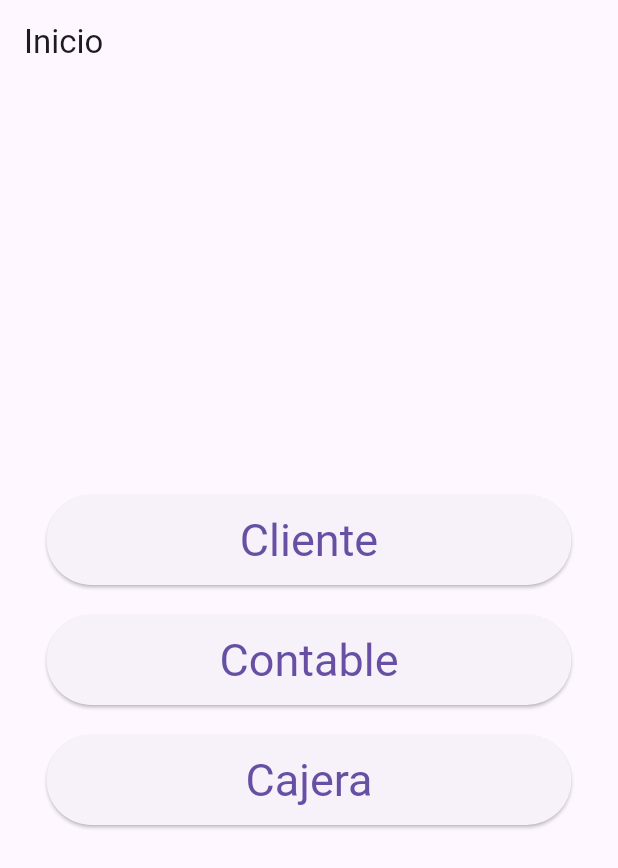
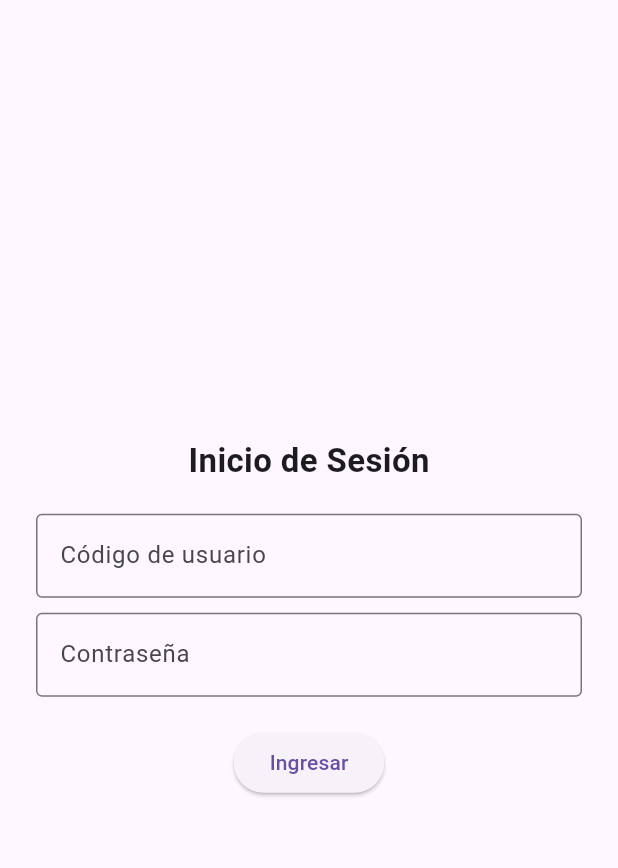
Before and after one commit to oliver003/Data-Validation, a Flutter app: the screen it shows after launch, on a phone screen of 412 x 824 dp. Shown: the top 868 px of the screen. Run offline on Flutter 3.47's test engine with Material 3 defaults, Android fonts, the light colour scheme and no system bars; our stand-ins replace cloud_firestore, file_picker, firebase_core, firebase_storage, image_picker; accounts and stored records are empty.

Commit message:
Se agrego el incio sesion

```diff
--- a/lib/main.dart
+++ b/lib/main.dart
@@ -6,6 +6,7 @@ import 'package:flutter_application_2/vistas/cliente.dart';
 import 'package:flutter_application_2/vistas/inicio.dart';
 import 'package:flutter_application_2/vistas/contable.dart';
 import 'package:flutter_application_2/vistas/cajera.dart';
+import 'package:flutter_application_2/vistas/login.dart';
 
 Future<void> main() async {
   WidgetsFlutterBinding.ensureInitialized();
@@ -23,13 +24,13 @@ class MainApp extends StatelessWidget {
     return MaterialApp(
       title: 'Contabilidad Ilumel',
       debugShowCheckedModeBanner: false,
-      initialRoute: '/Inicio',
+      initialRoute: '/Login',
       routes: {
+        '/Login': (context) => const LoginView(),
         '/Inicio': (context) => const Inicio(),
         '/Cliente': (context) => const Cliente(),
         '/Contable': (context) => const Contable(),
         '/Cajera': (context) => const Cajera(),
-
       }
     );
   }
--- a/lib/vistas/inicio.dart
+++ b/lib/vistas/inicio.dart
@@ -15,7 +15,10 @@ class Inicio extends StatelessWidget {
     ];
 
     return Scaffold(
-      appBar: AppBar(title: const Text('Inicio')),
+      appBar: AppBar(
+        title: const Text('Inicio'),
+        automaticallyImplyLeading: false,
+      ),
       body: Center(
         child: Column(
           mainAxisAlignment: MainAxisAlignment.center,
--- /dev/null
+++ b/lib/vistas/login.dart
@@ -0,0 +1,92 @@
+import 'package:flutter/material.dart';
+import 'package:flutter_application_2/services/auth_service.dart';
+
+/*import 'package:flutter_application_2/vistas/inicio.dart';
+import 'package:flutter_application_2/vistas/cliente.dart';
+import 'package:flutter_application_2/vistas/contable.dart';
+import 'package:flutter_application_2/vistas/cajera.dart';*/
+
+class LoginView extends StatefulWidget {
+  const LoginView({super.key});
+
+  @override
+  State<LoginView> createState() => _LoginViewState();
+}
+
+class _LoginViewState extends State<LoginView> {
+  final AuthService _authService = AuthService();
+  final TextEditingController _codigoController = TextEditingController();
+  final TextEditingController _passwordController = TextEditingController();
+  bool _isLoading = false;
+
+  void _login() async {
+    setState(() => _isLoading = true);
+
+    final codigo = _codigoController.text.trim();
+    final password = _passwordController.text.trim();
+
+    final usuario = await _authService.login(codigo, password);
+
+    setState(() => _isLoading = false);
+
+    if (usuario != null) {
+      final rol = usuario['Rol'];
+      final nombre = usuario['Nombre'];
+
+      if (rol == 'Programmer') {
+        // ignore: use_build_context_synchronously
+        ScaffoldMessenger.of(context).showSnackBar(
+          SnackBar(content: Text("Bienvenido $nombre")),
+        );
+        // ignore: use_build_context_synchronously
+        Navigator.pushNamed(context, '/Inicio');
+      }
+    } else {
+      // ignore: use_build_context_synchronously
+      ScaffoldMessenger.of(context).showSnackBar(
+        const SnackBar(content: Text("Código o contraseña incorrectos")),
+      );
+    }
+  }
+
+  @override
+  Widget build(BuildContext context) {
+    return Scaffold(
+      body: Center(
+        child: Padding(
+          padding: const EdgeInsets.all(24),
+          child: Column(
+            mainAxisAlignment: MainAxisAlignment.center,
+            children: [
+              const Text("Inicio de Sesión", style: TextStyle(fontSize: 22, fontWeight: FontWeight.bold)),
+              const SizedBox(height: 20),
+              TextField(
+                controller: _codigoController,
+                decoration: const InputDecoration(
+                  labelText: "Código de usuario",
+                  border: OutlineInputBorder(),
+                ),
+              ),
+              const SizedBox(height: 10),
+              TextField(
+                controller: _passwordController,
+                decoration: const InputDecoration(
+                  labelText: "Contraseña",
+                  border: OutlineInputBorder(),
+                ),
+                obscureText: false,
+              ),
+              const SizedBox(height: 20),
+              _isLoading
+                  ? const CircularProgressIndicator()
+                  : ElevatedButton(
+                      onPressed: _login,
+                      child: const Text("Ingresar"),
+                    ),
+            ],
+          ),
+        ),
+      ),
+    );
+  }
+}
```
Also changed, not shown: lib/services/auth_service.dart (added, +17 -0 lines), lib/vistas/cliente.dart (+66 -5 lines).
